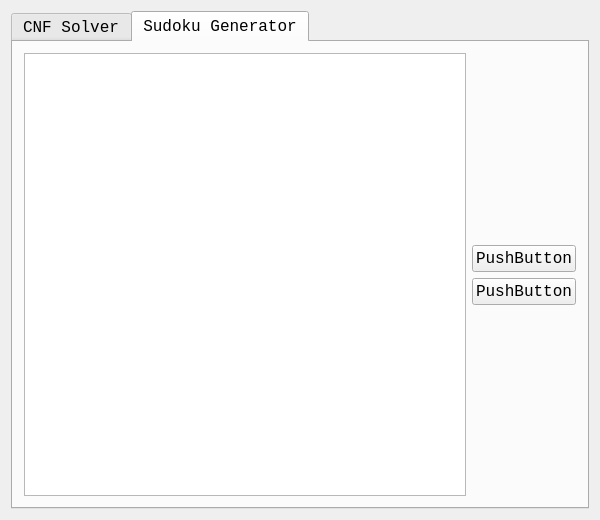
Old version of the form MainWindow.ui in the repository Atlas-Shen/IntegradetedProgrammingProject.
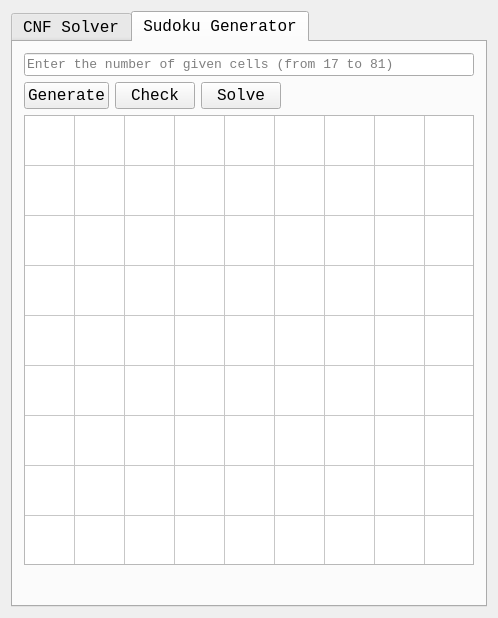
New version of the form. The open tabs and pages were chosen to show the change.

```diff
--- a/MainWindow.ui
+++ b/MainWindow.ui
@@ -6,8 +6,8 @@
    <rect>
     <x>0</x>
     <y>0</y>
-    <width>600</width>
-    <height>520</height>
+    <width>498</width>
+    <height>618</height>
    </rect>
   </property>
   <property name="font">
@@ -20,6 +20,12 @@
    <string>CNF Solver &amp; Sudoku Generator</string>
   </property>
   <widget class="QWidget" name="centralWidget">
+   <property name="sizePolicy">
+    <sizepolicy hsizetype="Preferred" vsizetype="Preferred">
+     <horstretch>0</horstretch>
+     <verstretch>0</verstretch>
+    </sizepolicy>
+   </property>
    <layout class="QVBoxLayout" name="verticalLayout">
     <item>
      <widget class="QTabWidget" name="tabWidget">
@@ -108,54 +114,217 @@
        <attribute name="title">
         <string>Sudoku Generator</string>
        </attribute>
-       <layout class="QHBoxLayout" name="horizontalLayout_2">
+       <layout class="QVBoxLayout" name="verticalLayout_4">
         <item>
-         <widget class="QTableView" name="tableView"/>
-        </item>
-        <item>
-         <layout class="QVBoxLayout" name="verticalLayout_3">
+         <layout class="QHBoxLayout" name="horizontalLayout_2">
           <item>
-           <spacer name="verticalSpacer">
+           <widget class="QLineEdit" name="lineEdit">
+            <property name="sizePolicy">
+             <sizepolicy hsizetype="Fixed" vsizetype="Fixed">
+              <horstretch>0</horstretch>
+              <verstretch>0</verstretch>
+             </sizepolicy>
+            </property>
+            <property name="minimumSize">
+             <size>
+              <width>450</width>
+              <height>0</height>
+             </size>
+            </property>
+            <property name="font">
+             <font>
+              <pointsize>10</pointsize>
+             </font>
+            </property>
+            <property name="inputMask">
+             <string/>
+            </property>
+            <property name="placeholderText">
+             <string>Enter the number of given cells (from 17 to 81)</string>
+            </property>
+           </widget>
+          </item>
+          <item>
+           <spacer name="horizontalSpacer_2">
             <property name="orientation">
-             <enum>Qt::Vertical</enum>
+             <enum>Qt::Horizontal</enum>
             </property>
             <property name="sizeHint" stdset="0">
              <size>
-              <width>20</width>
-              <height>40</height>
+              <width>40</width>
+              <height>20</height>
              </size>
             </property>
            </spacer>
           </item>
+         </layout>
+        </item>
+        <item>
+         <layout class="QHBoxLayout" name="horizontalLayout_3">
           <item>
-           <widget class="QPushButton" name="pushButton_3">
+           <widget class="QPushButton" name="generateButton">
             <property name="text">
-             <string>PushButton</string>
+             <string>Generate</string>
             </property>
            </widget>
           </item>
           <item>
-           <widget class="QPushButton" name="pushButton_4">
+           <widget class="QPushButton" name="checkButton">
             <property name="text">
-             <string>PushButton</string>
+             <string>Check</string>
             </property>
            </widget>
           </item>
           <item>
-           <spacer name="verticalSpacer_2">
+           <widget class="QPushButton" name="solveButton">
+            <property name="text">
+             <string>Solve</string>
+            </property>
+           </widget>
+          </item>
+          <item>
+           <widget class="QLabel" name="label">
+            <property name="font">
+             <font>
+              <pointsize>10</pointsize>
+             </font>
+            </property>
+            <property name="text">
+             <string/>
+            </property>
+           </widget>
+          </item>
+          <item>
+           <spacer name="horizontalSpacer_3">
             <property name="orientation">
-             <enum>Qt::Vertical</enum>
+             <enum>Qt::Horizontal</enum>
             </property>
             <property name="sizeHint" stdset="0">
              <size>
-              <width>20</width>
-              <height>40</height>
+              <width>40</width>
+              <height>20</height>
              </size>
             </property>
            </spacer>
           </item>
          </layout>
         </item>
+        <item>
+         <widget class="QTableWidget" name="tableWidget">
+          <property name="sizePolicy">
+           <sizepolicy hsizetype="Fixed" vsizetype="Fixed">
+            <horstretch>0</horstretch>
+            <verstretch>0</verstretch>
+           </sizepolicy>
+          </property>
+          <property name="minimumSize">
+           <size>
+            <width>450</width>
+            <height>450</height>
+           </size>
+          </property>
+          <property name="sizeIncrement">
+           <size>
+            <width>0</width>
+            <height>0</height>
+           </size>
+          </property>
+          <property name="baseSize">
+           <size>
+            <width>0</width>
+            <height>0</height>
+           </size>
+          </property>
+          <property name="font">
+           <font>
+            <family>Consolas</family>
+            <pointsize>12</pointsize>
+           </font>
+          </property>
+          <property name="focusPolicy">
+           <enum>Qt::NoFocus</enum>
+          </property>
+          <property name="verticalScrollBarPolicy">
+           <enum>Qt::ScrollBarAlwaysOff</enum>
+          </property>
+          <property name="horizontalScrollBarPolicy">
+           <enum>Qt::ScrollBarAlwaysOff</enum>
+          </property>
+          <property name="sizeAdjustPolicy">
+           <enum>QAbstractScrollArea::AdjustIgnored</enum>
+          </property>
+          <property name="selectionMode">
+           <enum>QAbstractItemView::NoSelection</enum>
+          </property>
+          <property name="rowCount">
+           <number>9</number>
+          </property>
+          <property name="columnCount">
+           <number>9</number>
+          </property>
+          <attribute name="horizontalHeaderVisible">
+           <bool>false</bool>
+          </attribute>
+          <attribute name="horizontalHeaderCascadingSectionResizes">
+           <bool>false</bool>
+          </attribute>
+          <attribute name="horizontalHeaderDefaultSectionSize">
+           <number>50</number>
+          </attribute>
+          <attribute name="horizontalHeaderHighlightSections">
+           <bool>true</bool>
+          </attribute>
+          <attribute name="horizontalHeaderMinimumSectionSize">
+           <number>0</number>
+          </attribute>
+          <attribute name="verticalHeaderVisible">
+           <bool>false</bool>
+          </attribute>
+          <attribute name="verticalHeaderCascadingSectionResizes">
+           <bool>false</bool>
+          </attribute>
+          <attribute name="verticalHeaderDefaultSectionSize">
+           <number>50</number>
+          </attribute>
+          <attribute name="verticalHeaderMinimumSectionSize">
+           <number>0</number>
+          </attribute>
+          <attribute name="verticalHeaderStretchLastSection">
+           <bool>false</bool>
+          </attribute>
+          <row/>
+          <row/>
+          <row/>
+          <row/>
+          <row/>
+          <row/>
+          <row/>
+          <row/>
+          <row/>
+          <column/>
+          <column/>
+          <column/>
+          <column/>
+          <column/>
+          <column/>
+          <column/>
+          <column/>
+          <column/>
+         </widget>
+        </item>
+        <item>
+         <spacer name="verticalSpacer">
+          <property name="orientation">
+           <enum>Qt::Vertical</enum>
+          </property>
+          <property name="sizeHint" stdset="0">
+           <size>
+            <width>20</width>
+            <height>40</height>
+           </size>
+          </property>
+         </spacer>
+        </item>
        </layout>
       </widget>
      </widget>
```
Left out of the diff: 2 changed lines with no effect on the pictures.
